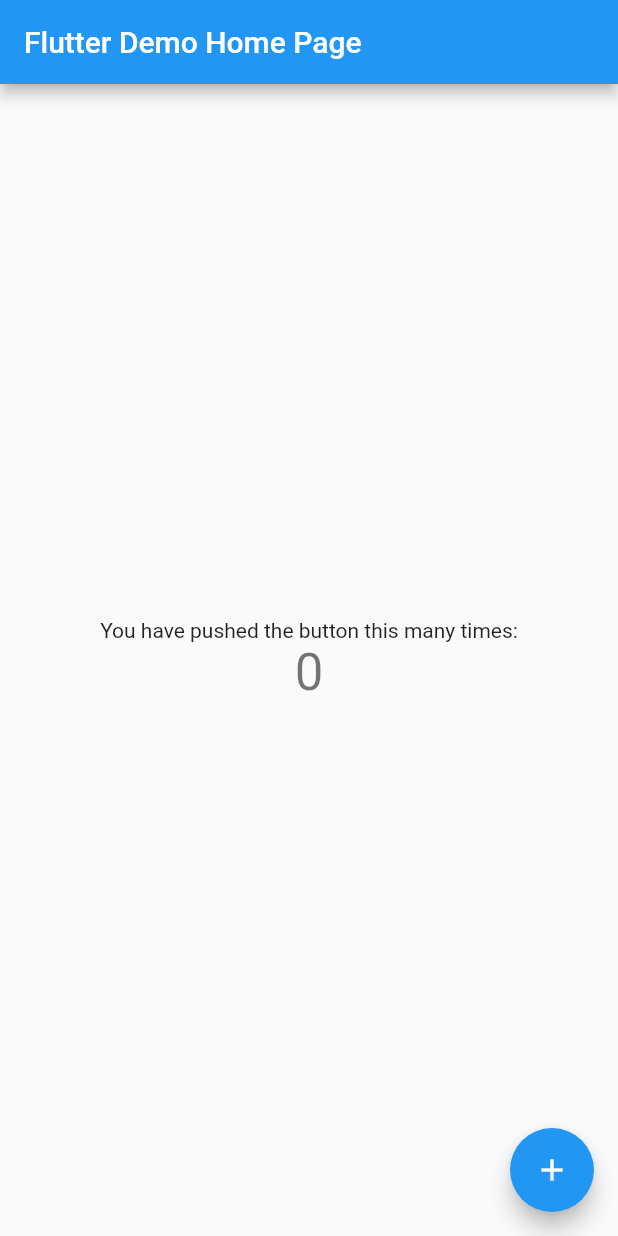
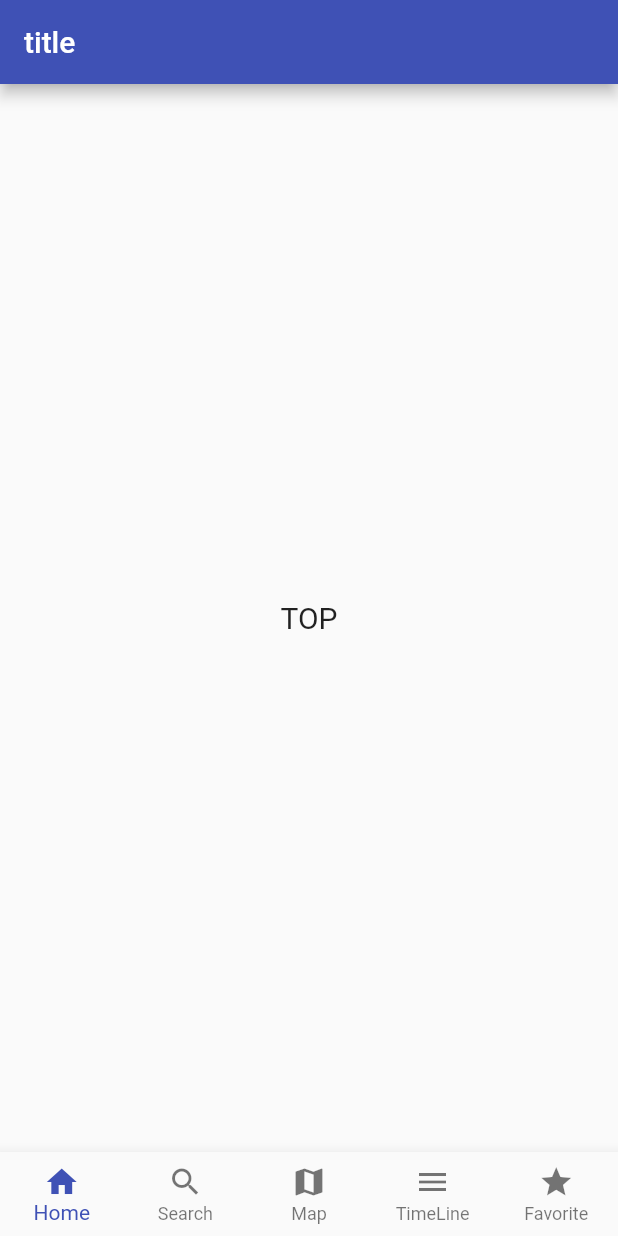
Before and after one commit to matsukawa-s/tabitabi_app, a Flutter app: the screen it shows after launch, on a phone screen of 412 x 824 dp. Run offline on Flutter 3.47's test engine with Material 2 defaults, Android fonts, the phone set to English and light mode, and no system bars.

Commit message:
bottomNavigationBarを作成

```diff
--- a/lib/main.dart
+++ b/lib/main.dart
@@ -1,117 +1,88 @@
 import 'package:flutter/material.dart';
+import 'package:provider/provider.dart';
+import 'navigationbar_provider.dart';
+
+import 'result_provider.dart';
+import 'navigationbar_provider.dart';
 
 void main() {
-  runApp(MyApp());
+  runApp(
+    MultiProvider(
+      providers: [
+        ChangeNotifierProvider<ResultProvider>(
+          create: (context) => ResultProvider(),
+        ),
+        ChangeNotifierProvider<NavigationBarProvider>(
+          create: (context) => NavigationBarProvider(),
+        ),
+      ],
+      child: MaterialApp(
+        home: MyApp(),
+      ),
+    ),);
 }
 
 class MyApp extends StatelessWidget {
-  // This widget is the root of your application.
   @override
   Widget build(BuildContext context) {
-    return MaterialApp(
-      title: 'Flutter Demo',
+    return  MaterialApp(
+      debugShowCheckedModeBanner: false,
       theme: ThemeData(
-        // This is the theme of your application.
-        //
-        // Try running your application with "flutter run". You'll see the
-        // application has a blue toolbar. Then, without quitting the app, try
-        // changing the primarySwatch below to Colors.green and then invoke
-        // "hot reload" (press "r" in the console where you ran "flutter run",
-        // or simply save your changes to "hot reload" in a Flutter IDE).
-        // Notice that the counter didn't reset back to zero; the application
-        // is not restarted.
-        primarySwatch: Colors.blue,
-        // This makes the visual density adapt to the platform that you run
-        // the app on. For desktop platforms, the controls will be smaller and
-        // closer together (more dense) than on mobile platforms.
-        visualDensity: VisualDensity.adaptivePlatformDensity,
+        primarySwatch: Colors.indigo,
       ),
-      home: MyHomePage(title: 'Flutter Demo Home Page'),
+      home: MyHomePage(),
     );
   }
 }
-
-class MyHomePage extends StatefulWidget {
-  MyHomePage({Key key, this.title}) : super(key: key);
-
-  // This widget is the home page of your application. It is stateful, meaning
-  // that it has a State object (defined below) that contains fields that affect
-  // how it looks.
-
-  // This class is the configuration for the state. It holds the values (in this
-  // case the title) provided by the parent (in this case the App widget) and
-  // used by the build method of the State. Fields in a Widget subclass are
-  // always marked "final".
-
-  final String title;
-
-  @override
-  _MyHomePageState createState() => _MyHomePageState();
-}
-
-class _MyHomePageState extends State<MyHomePage> {
-  int _counter = 0;
-
-  void _incrementCounter() {
-    setState(() {
-      // This call to setState tells the Flutter framework that something has
-      // changed in this State, which causes it to rerun the build method below
-      // so that the display can reflect the updated values. If we changed
-      // _counter without calling setState(), then the build method would not be
-      // called again, and so nothing would appear to happen.
-      _counter++;
-    });
-  }
-
+class MyHomePage extends StatelessWidget {
   @override
   Widget build(BuildContext context) {
-    // This method is rerun every time setState is called, for instance as done
-    // by the _incrementCounter method above.
-    //
-    // The Flutter framework has been optimized to make rerunning build methods
-    // fast, so that you can just rebuild anything that needs updating rather
-    // than having to individually change instances of widgets.
     return Scaffold(
       appBar: AppBar(
-        // Here we take the value from the MyHomePage object that was created by
-        // the App.build method, and use it to set our appbar title.
-        title: Text(widget.title),
+        title: const Text('title'),
       ),
-      body: Center(
-        // Center is a layout widget. It takes a single child and positions it
-        // in the middle of the parent.
-        child: Column(
-          // Column is also a layout widget. It takes a list of children and
-          // arranges them vertically. By default, it sizes itself to fit its
-          // children horizontally, and tries to be as tall as its parent.
-          //
-          // Invoke "debug painting" (press "p" in the console, choose the
-          // "Toggle Debug Paint" action from the Flutter Inspector in Android
-          // Studio, or the "Toggle Debug Paint" command in Visual Studio Code)
-          // to see the wireframe for each widget.
-          //
-          // Column has various properties to control how it sizes itself and
-          // how it positions its children. Here we use mainAxisAlignment to
-          // center the children vertically; the main axis here is the vertical
-          // axis because Columns are vertical (the cross axis would be
-          // horizontal).
-          mainAxisAlignment: MainAxisAlignment.center,
-          children: <Widget>[
-            Text(
-              'You have pushed the button this many times:',
-            ),
-            Text(
-              '$_counter',
-              style: Theme.of(context).textTheme.headline4,
-            ),
-          ],
-        ),
+      body: Consumer<NavigationBarProvider>(
+          builder: (_, model, __) {
+            return model.getPage();
+          }
       ),
-      floatingActionButton: FloatingActionButton(
-        onPressed: _incrementCounter,
-        tooltip: 'Increment',
-        child: Icon(Icons.add),
-      ), // This trailing comma makes auto-formatting nicer for build methods.
+      bottomNavigationBar: Consumer<NavigationBarProvider>(
+          builder: (_, model, __) {
+            return BottomNavigationBar(
+              type: BottomNavigationBarType.fixed,
+              items: const <BottomNavigationBarItem>[
+                BottomNavigationBarItem(
+                  icon: Icon(Icons.home),
+                  label: 'Home',
+                ),
+                BottomNavigationBarItem(
+                  icon: Icon(Icons.search),
+                  label: 'Search',
+                ),
+                BottomNavigationBarItem(
+                  icon: Icon(Icons.map),
+                  label: 'Map',
+                ),
+                BottomNavigationBarItem(
+                  icon: Icon(Icons.menu),
+                  label: 'TimeLine',
+                ),
+                BottomNavigationBarItem(
+                  icon: Icon(Icons.star),
+                  label: 'Favorite',
+                ),
+              ],
+              currentIndex: model.selectedIndex,
+              onTap: (int index){
+                model.onItemTapped(index);
+              },
+            );
+          }
+      ),
     );
   }
 }
+//class MyHomePage extends StatefulWidget {
+////  @override
+////  _MyHomePageState createState() => _MyHomePageState();
+////}
--- /dev/null
+++ b/lib/navigationbar_provider.dart
@@ -0,0 +1,43 @@
+import 'package:flutter/cupertino.dart';
+import 'package:flutter/material.dart';
+
+import 'top_page.dart';
+import 'search_page.dart';
+import 'map_page.dart';
+import 'timeline_page.dart';
+import 'favorite_page.dart';
+
+class NavigationBarProvider extends ChangeNotifier {
+  int _selectedIndex = 0;
+  int get selectedIndex => _selectedIndex;
+  static List<Widget> _pageList = [
+    TopPage(title: 'TOP'),
+    SearchPage(title: 'SEARCH'),
+    MapPage(title: 'MAP'),
+    TimeLinePage(title: 'TIMELINE'),
+    FavoritePage(title: 'FAVORITE'),
+  ];
+//  static List<IconData> _pageIcon = [
+//    Icons.home,
+//    Icons.search,
+//    Icons.map,
+//    Icons.menu,
+//    Icons.star,
+//  ];
+
+//  static List<String> _pageTitle = [
+//  ];
+
+  void onItemTapped(int index) {
+    _selectedIndex = index;
+    notifyListeners();
+  }
+
+  Widget getPage(){
+    return _pageList[_selectedIndex];
+  }
+
+//  IconData getIcon(){
+//    return _pageIcon[_selectedIndex];
+//  }
+}
--- /dev/null
+++ b/lib/top_page.dart
@@ -0,0 +1,40 @@
+import 'package:flutter/cupertino.dart';
+import 'package:flutter/material.dart';
+import 'package:provider/provider.dart';
+import 'result_provider.dart';
+import 'todays_plan.dart';
+
+class TopPage extends StatelessWidget {
+  final String title;
+
+  TopPage({@required this.title});
+
+  @override
+  Widget build(BuildContext context) {
+    final titleTextStyle = Theme.of(context).textTheme.title;
+    return Container(
+      child: Center(
+        child: Container(
+          width: 200,
+          height: 200,
+          decoration: BoxDecoration(
+              borderRadius: BorderRadius.all(Radius.circular(20.0))),
+          child: Center(
+            child: Text(
+              title,
+              style: TextStyle(
+                fontSize: titleTextStyle.fontSize,
+                color: titleTextStyle.color,
+              ),
+            ),
+          ),
+        ),
+      ),
+    );
+  }
+//          FloatingActionButton(
+//            onPressed: (){},
+//            tooltip: 'Increment',
+//            child: Icon(Icons.add),
+//          ),
+}
--- a/pubspec.yaml
+++ b/pubspec.yaml
@@ -28,6 +28,7 @@ dependencies:
   # The following adds the Cupertino Icons font to your application.
   # Use with the CupertinoIcons class for iOS style icons.
   cupertino_icons: ^1.0.0
+  provider: ^4.3.2+2
 
 dev_dependencies:
   flutter_test:
```
Also changed, not shown: lib/favorite_page.dart (added, +32 -0 lines), lib/map_page.dart (added, +32 -0 lines), lib/result_provider.dart (added, +10 -0 lines), lib/search_page.dart (added, +32 -0 lines), lib/timeline_page.dart (added, +32 -0 lines), lib/todays_plan.dart (added, +44 -0 lines), pubspec.lock, 1 other file.
